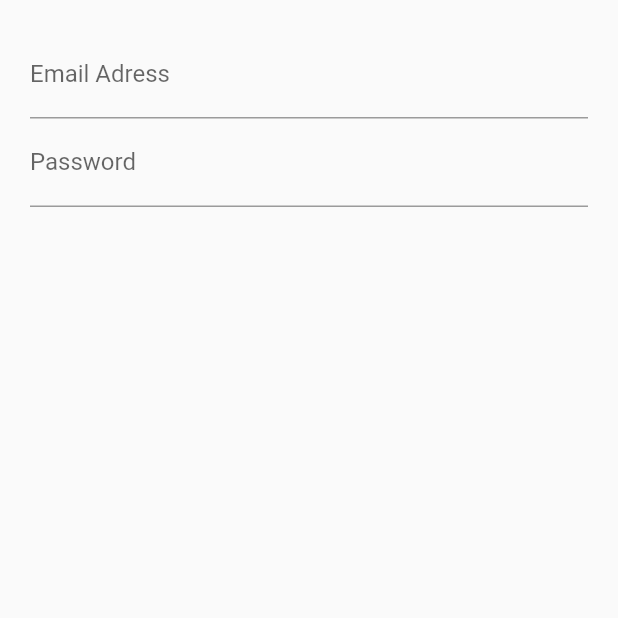
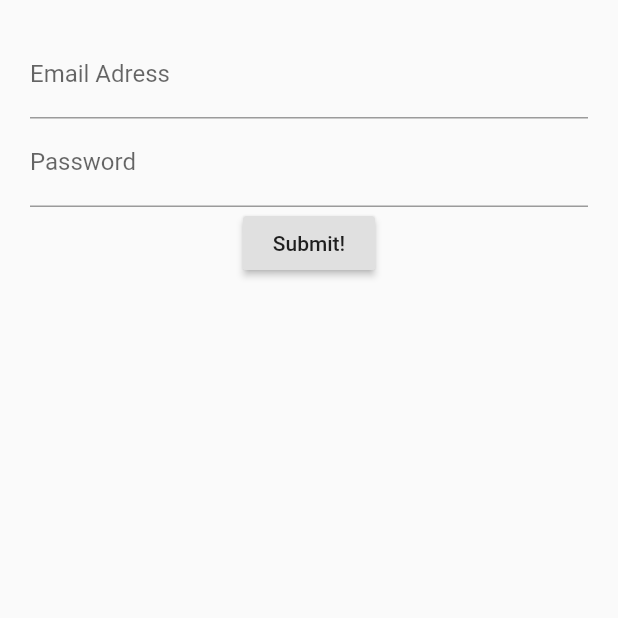
Before and after one commit to Dawlatzai/flutter-stateful-login, a Flutter app: the screen it shows after launch, on a phone screen of 412 x 824 dp, the top half of it. Run offline on Flutter 3.47's test engine with Material 2 defaults, Android fonts, the phone set to English and light mode, and no system bars.

Commit message:
Render submit button

```diff
--- a/lib/src/screens/login_screen.dart
+++ b/lib/src/screens/login_screen.dart
@@ -18,7 +18,7 @@ class LoginScreenState extends State<LoginScreen> {
           children: <Widget>[
             _emailField(),
             _passwordField(),
-            // _submitButton(),
+            _submitButton(),
           ],
         ),
       ),
@@ -48,6 +48,9 @@ class LoginScreenState extends State<LoginScreen> {
   }
 
   Widget _submitButton() {
-
+    return RaisedButton(
+      child: Text('Submit!'),
+      onPressed: () {},
+    );
   }
 }
```
